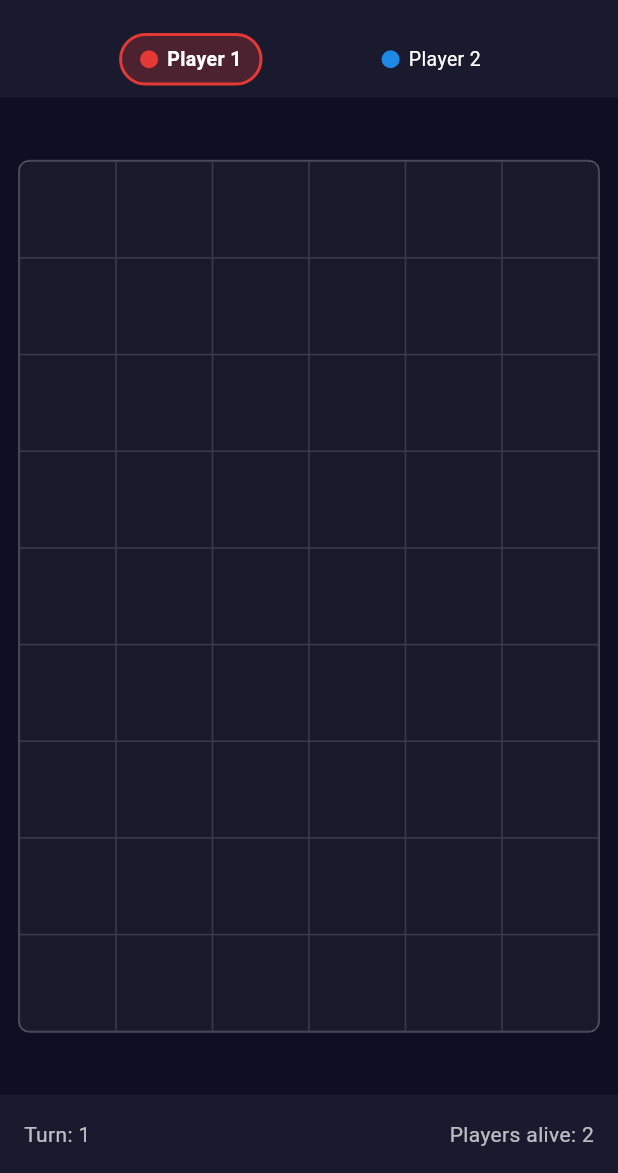
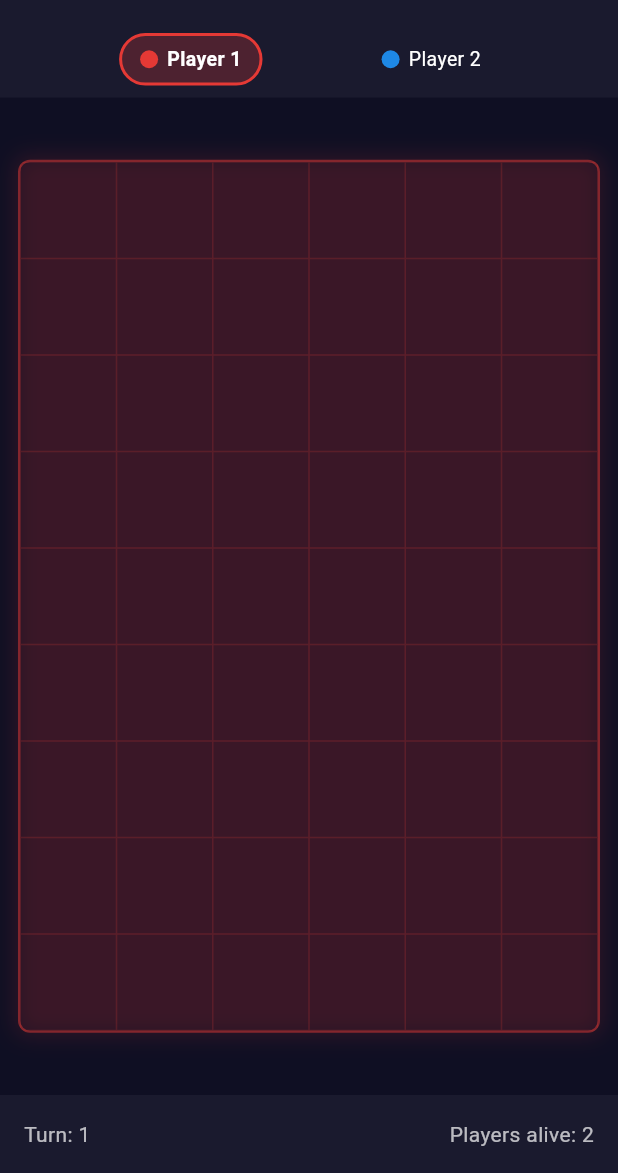
Before and after one commit to seekaxis-sdrth/chain-reaction-game, a Flutter app: the screen it shows after launch, after a tap on the "add circle outline" icon, after a tap on the "remove circle outline" icon, after a tap on "START GAME", on a phone screen of 412 x 824 dp, the part 63-1236 px from its top. Run offline on Flutter 3.47's test engine with Material 3 defaults, Android fonts, the phone set to English and light mode, and no system bars.

Commit message:
feat: tint grid in current player's color for turn visibility
Board border, grid lines, cell backgrounds, and outer glow all
animate to the active player's color on each turn change.

Co-authored-by: Sid @ Seek <seekaxis-sdrth@users.noreply.github.com>

```diff
--- a/lib/widgets/cell_widget.dart
+++ b/lib/widgets/cell_widget.dart
@@ -10,6 +10,7 @@ class CellWidget extends StatefulWidget {
   final bool isCurrentPlayerCell;
   final VoidCallback onTap;
   final List<Player> players;
+  final Color turnColor;
 
   const CellWidget({
     super.key,
@@ -19,6 +20,7 @@ class CellWidget extends StatefulWidget {
     required this.isCurrentPlayerCell,
     required this.onTap,
     required this.players,
+    required this.turnColor,
   });
 
   @override
@@ -65,11 +67,11 @@ class _CellWidgetState extends State<CellWidget>
           return Container(
             decoration: BoxDecoration(
               border: Border.all(
-                color: Colors.white.withValues(alpha: 0.15),
+                color: widget.turnColor.withValues(alpha: 0.2),
                 width: 0.5,
               ),
               color: widget.canPlace && widget.cell.isEmpty
-                  ? Colors.white.withValues(alpha: 0.04)
+                  ? widget.turnColor.withValues(alpha: 0.06)
                   : Colors.transparent,
             ),
             child: Stack(
--- a/lib/widgets/game_board.dart
+++ b/lib/widgets/game_board.dart
@@ -12,12 +12,25 @@ class GameBoard extends StatelessWidget {
     return ListenableBuilder(
       listenable: gameState,
       builder: (context, _) {
+        final turnColor = gameState.currentPlayer.color;
+
         return AspectRatio(
           aspectRatio: gameState.cols / gameState.rows,
-          child: Container(
+          child: AnimatedContainer(
+            duration: const Duration(milliseconds: 300),
             decoration: BoxDecoration(
-              border: Border.all(color: Colors.white24, width: 1),
+              border: Border.all(
+                color: turnColor.withValues(alpha: 0.5),
+                width: 1.5,
+              ),
               borderRadius: BorderRadius.circular(8),
+              boxShadow: [
+                BoxShadow(
+                  color: turnColor.withValues(alpha: 0.15),
+                  blurRadius: 12,
+                  spreadRadius: 2,
+                ),
+              ],
             ),
             clipBehavior: Clip.antiAlias,
             child: Column(
@@ -35,6 +48,7 @@ class GameBoard extends StatelessWidget {
                               cell.owner == gameState.currentPlayer.id,
                           onTap: () => gameState.placeOrb(row, col),
                           players: gameState.players,
+                          turnColor: turnColor,
                         ),
                       );
                     }),
```
